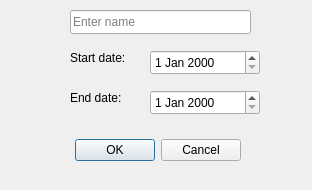
This is newmealplandialog.ui in jake-kolk/CPT_S322.Project as Qt 5 draws it before an edit. The edited form follows.
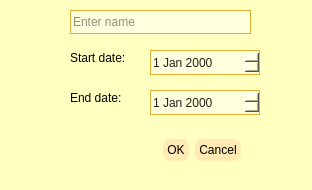
This is the edited form.

Commit message: updated colors, status bar, cursor

```diff
--- a/newmealplandialog.ui
+++ b/newmealplandialog.ui
@@ -13,6 +13,39 @@
   <property name="windowTitle">
    <string>Create Meal Plan</string>
   </property>
+  <property name="styleSheet">
+   <string notr="true">QDialog {
+	background: rgb(255, 255, 191);
+	color: rgb(32, 34, 25);
+}
+
+QLineEdit {
+	background: rgb(255, 255, 222);
+	color: rgb(32, 34, 25);
+border: 1px solid rgb(225, 176, 50);
+}
+QLineEdit:selected{
+border: 2px
+}
+
+QDateEdit {
+	background: rgb(255, 255, 222);
+	color: rgb(32, 34, 25);
+border: 1px solid rgb(225, 176, 50);
+}
+
+QPushButton {
+padding: 4px;
+	background-color: rgba(255, 234, 180, 250);
+	border-radius: 8px;
+}
+QPushButton:hover {
+    background-color: rgba(223, 208, 133, 250);
+}
+QPushButton:pressed {
+    background-color: rgba(184, 129, 34, 250);
+}</string>
+  </property>
   <widget class="QDialogButtonBox" name="buttonBox">
    <property name="geometry">
     <rect>
```
The commit also changes 4 other files.
